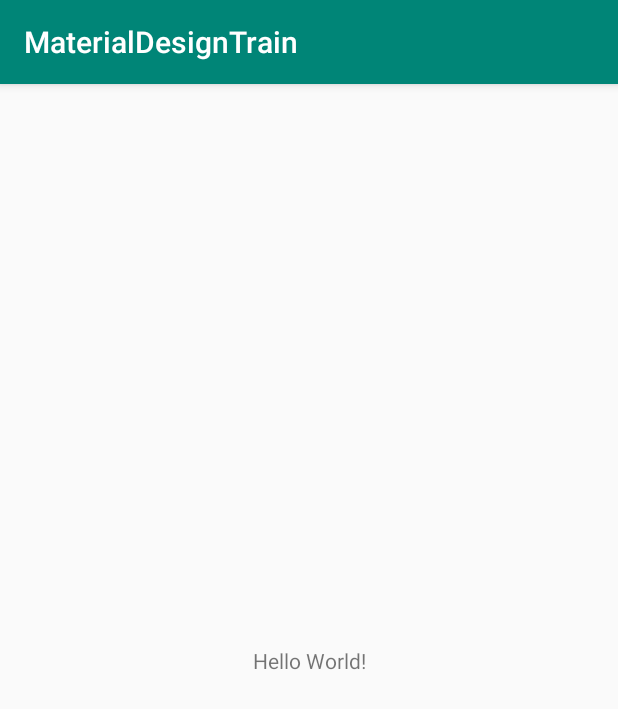
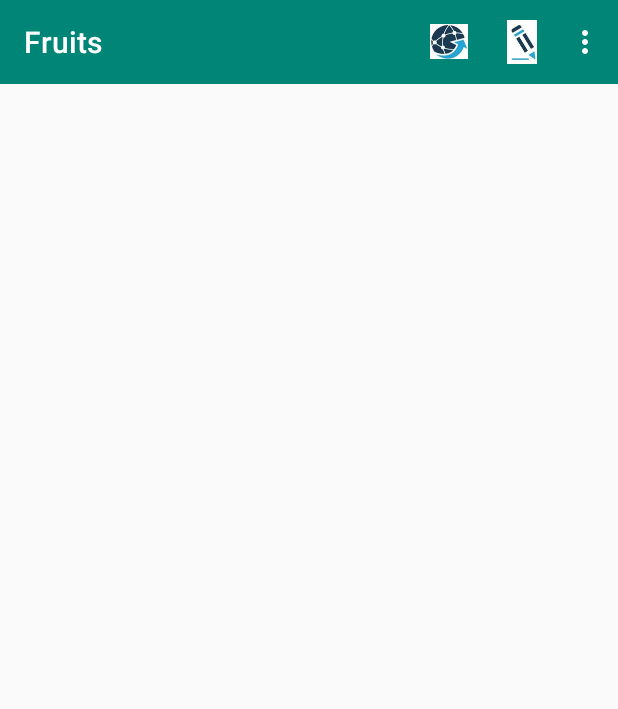
Before and after one commit to shiyuflowers/MaterialDesignTrain, an Android app: the screen it shows after launch (MainActivity), on a phone screen of 412 x 824 dp. Shown: the top 709 px of the screen. Run offline under Robolectric (Android 15) with nearby library versions, the phone set to English and light mode, and no system bars.

Commit message:
ToolBar Train

```diff
--- a/app/src/main/AndroidManifest.xml
+++ b/app/src/main/AndroidManifest.xml
@@ -5,7 +5,7 @@
     <application
         android:allowBackup="true"
         android:icon="@mipmap/ic_launcher"
-        android:label="@string/app_name"
+        android:label="Fruits"
         android:roundIcon="@mipmap/ic_launcher_round"
         android:supportsRtl="true"
         android:theme="@style/AppTheme">
--- a/app/src/main/java/shiyu/learn/materialdesigntrain/MainActivity.java
+++ b/app/src/main/java/shiyu/learn/materialdesigntrain/MainActivity.java
@@ -2,6 +2,10 @@ package shiyu.learn.materialdesigntrain;
 
 import android.support.v7.app.AppCompatActivity;
 import android.os.Bundle;
+import android.support.v7.widget.Toolbar;
+import android.view.Menu;
+import android.view.MenuItem;
+import android.widget.Toast;
 
 public class MainActivity extends AppCompatActivity {
 
@@ -9,5 +13,33 @@ public class MainActivity extends AppCompatActivity {
     protected void onCreate(Bundle savedInstanceState) {
         super.onCreate(savedInstanceState);
         setContentView(R.layout.activity_main);
+        Toolbar toolbar=findViewById(R.id.toolbar);
+        setSupportActionBar(toolbar);
+    }
+
+    @Override
+    public boolean onCreateOptionsMenu(Menu menu) {
+        getMenuInflater().inflate(R.menu.toolbar,menu);
+        return true;
+    }
+
+    @Override
+    public boolean onOptionsItemSelected(MenuItem item) {
+        switch (item.getItemId())
+        {
+            case R.id.item_backup:
+                Toast.makeText(this,"You clicked Backup",Toast.LENGTH_SHORT).show();
+                break;
+
+            case R.id.item_delete:
+                Toast.makeText(this,"You clicked Delete",Toast.LENGTH_SHORT).show();
+                break;
+
+            case R.id.item_setting:
+                Toast.makeText(this,"You clicked Setting",Toast.LENGTH_SHORT).show();
+                break;
+
+        }
+        return true;
     }
 }
--- a/app/src/main/res/layout/activity_main.xml
+++ b/app/src/main/res/layout/activity_main.xml
@@ -1,18 +1,18 @@
 <?xml version="1.0" encoding="utf-8"?>
-<android.support.constraint.ConstraintLayout xmlns:android="http://schemas.android.com/apk/res/android"
+<FrameLayout xmlns:android="http://schemas.android.com/apk/res/android"
     xmlns:app="http://schemas.android.com/apk/res-auto"
     xmlns:tools="http://schemas.android.com/tools"
     android:layout_width="match_parent"
     android:layout_height="match_parent"
     tools:context=".MainActivity">
 
-    <TextView
-        android:layout_width="wrap_content"
-        android:layout_height="wrap_content"
-        android:text="Hello World!"
-        app:layout_constraintBottom_toBottomOf="parent"
-        app:layout_constraintLeft_toLeftOf="parent"
-        app:layout_constraintRight_toRightOf="parent"
-        app:layout_constraintTop_toTopOf="parent" />
+    <android.support.v7.widget.Toolbar
+        android:id="@+id/toolbar"
+        android:layout_width="match_parent"
+        android:layout_height="?attr/actionBarSize"
+        android:background="?attr/colorPrimary"
+        android:theme="@style/ThemeOverlay.AppCompat.Dark.ActionBar"
+        app:popupTheme="@style/ThemeOverlay.AppCompat.Light"/>
 
-</android.support.constraint.ConstraintLayout>
+
+</FrameLayout>
--- /dev/null
+++ b/app/src/main/res/menu/toolbar.xml
@@ -0,0 +1,20 @@
+<?xml version="1.0" encoding="utf-8"?>
+<menu xmlns:android="http://schemas.android.com/apk/res/android"
+    xmlns:app="http://schemas.android.com/apk/res-auto"
+    >
+    <item android:id="@+id/item_backup"
+        android:icon="@drawable/backup"
+        android:title="Backup"
+        app:showAsAction="always"/>
+
+    <item android:id="@+id/item_delete"
+        android:icon="@drawable/delete"
+        android:title="Delete"
+        app:showAsAction="ifRoom"/>
+
+    <item android:id="@+id/item_setting"
+        android:icon="@drawable/setting"
+        android:title="Setting"
+        app:showAsAction="never"/>
+
+</menu>
--- a/app/src/main/res/values/styles.xml
+++ b/app/src/main/res/values/styles.xml
@@ -1,7 +1,7 @@
 <resources>
 
     <!-- Base application theme. -->
-    <style name="AppTheme" parent="Theme.AppCompat.Light.DarkActionBar">
+    <style name="AppTheme" parent="Theme.AppCompat.Light.NoActionBar">
         <!-- Customize your theme here. -->
         <item name="colorPrimary">@color/colorPrimary</item>
         <item name="colorPrimaryDark">@color/colorPrimaryDark</item>
```
Also changed, not shown: app/src/main/res/drawable-xxhdpi/backup.png (added), app/src/main/res/drawable-xxhdpi/delete.png (added), app/src/main/res/drawable-xxhdpi/setting.png (added).
